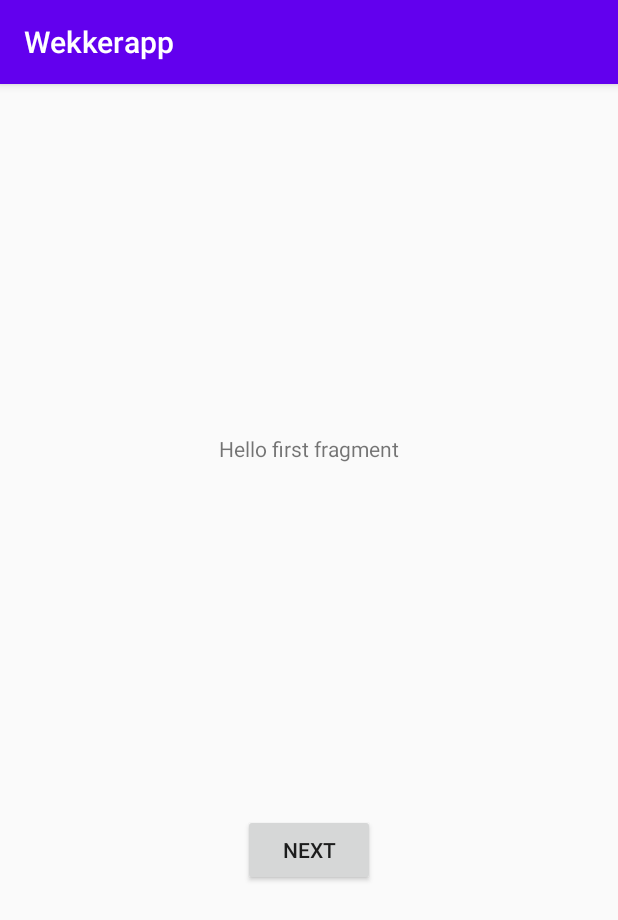
After one commit to sembb/Wekkerapp, an Android app: the fragment FirstFragment shown on its own in the app's theme, on a phone screen of 412 x 824 dp. The commit adds this screen. Shown: the top 920 px of the screen. Run offline under Robolectric (Android 15) with nearby library versions, the phone set to English and light mode, and no system bars.

```diff
--- a/app/build.gradle
+++ b/app/build.gradle
@@ -26,6 +26,9 @@
     implementation fileTree(dir: "libs", include: ["*.jar"])
     implementation 'androidx.appcompat:appcompat:1.2.0'
     implementation 'androidx.constraintlayout:constraintlayout:2.0.1'
+    implementation 'com.google.android.material:material:1.2.1'
+    implementation 'androidx.navigation:navigation-fragment:2.3.0'
+    implementation 'androidx.navigation:navigation-ui:2.3.0'
     testImplementation 'junit:junit:4.12'
     androidTestImplementation 'androidx.test.ext:junit:1.1.2'
     androidTestImplementation 'androidx.test.espresso:espresso-core:3.3.0'
--- /dev/null
+++ b/app/src/main/java/com/example/wekkerapp/FirstFragment.java
@@ -0,0 +1,34 @@
+package com.example.wekkerapp;
+
+import android.os.Bundle;
+import android.view.LayoutInflater;
+import android.view.View;
+import android.view.ViewGroup;
+
+import androidx.annotation.NonNull;
+import androidx.fragment.app.Fragment;
+import androidx.navigation.fragment.NavHostFragment;
+
+public class FirstFragment extends Fragment {
+
+    @Override
+    public View onCreateView(
+            LayoutInflater inflater, ViewGroup container,
+            Bundle savedInstanceState
+    ) {
+        // Inflate the layout for this fragment
+        return inflater.inflate(R.layout.fragment_first, container, false);
+    }
+
+    public void onViewCreated(@NonNull View view, Bundle savedInstanceState) {
+        super.onViewCreated(view, savedInstanceState);
+
+        view.findViewById(R.id.button_first).setOnClickListener(new View.OnClickListener() {
+            @Override
+            public void onClick(View view) {
+                NavHostFragment.findNavController(FirstFragment.this)
+                        .navigate(R.id.action_FirstFragment_to_SecondFragment);
+            }
+        });
+    }
+}
--- a/app/src/main/java/com/example/wekkerapp/MainActivity.java
+++ b/app/src/main/java/com/example/wekkerapp/MainActivity.java
@@ -10,6 +10,7 @@
 import android.os.Build;
 import android.os.Bundle;
 import android.view.View;
+import android.view.WindowManager;
 import android.widget.Button;
 import android.widget.TextView;
 import android.widget.TimePicker;
@@ -19,6 +20,7 @@
 
     @Override
     protected void onCreate(Bundle savedInstanceState) {
+        getWindow().addFlags(WindowManager.LayoutParams.FLAG_SHOW_WHEN_LOCKED);
         super.onCreate(savedInstanceState);
         setContentView(R.layout.activity_main);
         final TimePicker klok = findViewById(R.id.timePicker1);
@@ -44,6 +46,7 @@
                 Toast.makeText(getApplication().getApplicationContext(), "Alarm gaat om " + uur + ":" + minuut,Toast.LENGTH_LONG).show();
                 alarmManager.set(AlarmManager.RTC_WAKEUP, cal.getTimeInMillis(), pendingIntent);
 
+
                 showText.setText(Integer.toString(uur) + ':' + Integer.toString(minuut));
 
             }
--- /dev/null
+++ b/app/src/main/res/layout/content_main.xml
@@ -0,0 +1,6 @@
+<?xml version="1.0" encoding="utf-8"?>
+<androidx.constraintlayout.widget.ConstraintLayout xmlns:android="http://schemas.android.com/apk/res/android"
+    xmlns:app="http://schemas.android.com/apk/res-auto"
+    android:layout_width="match_parent"
+    android:layout_height="match_parent"
+    app:layout_behavior="@string/appbar_scrolling_view_behavior"></androidx.constraintlayout.widget.ConstraintLayout>
--- /dev/null
+++ b/app/src/main/res/layout/fragment_first.xml
@@ -0,0 +1,28 @@
+<?xml version="1.0" encoding="utf-8"?>
+<androidx.constraintlayout.widget.ConstraintLayout xmlns:android="http://schemas.android.com/apk/res/android"
+    xmlns:app="http://schemas.android.com/apk/res-auto"
+    xmlns:tools="http://schemas.android.com/tools"
+    android:layout_width="match_parent"
+    android:layout_height="match_parent"
+    tools:context=".FirstFragment">
+
+    <TextView
+        android:id="@+id/textview_first"
+        android:layout_width="wrap_content"
+        android:layout_height="wrap_content"
+        android:text="@string/hello_first_fragment"
+        app:layout_constraintBottom_toTopOf="@id/button_first"
+        app:layout_constraintEnd_toEndOf="parent"
+        app:layout_constraintStart_toStartOf="parent"
+        app:layout_constraintTop_toTopOf="parent" />
+
+    <Button
+        android:id="@+id/button_first"
+        android:layout_width="wrap_content"
+        android:layout_height="wrap_content"
+        android:text="@string/next"
+        app:layout_constraintBottom_toBottomOf="parent"
+        app:layout_constraintEnd_toEndOf="parent"
+        app:layout_constraintStart_toStartOf="parent"
+        app:layout_constraintTop_toBottomOf="@id/textview_first" />
+</androidx.constraintlayout.widget.ConstraintLayout>
--- /dev/null
+++ b/app/src/main/res/values/dimens.xml
@@ -0,0 +1,3 @@
+<resources>
+    <dimen name="fab_margin">16dp</dimen>
+</resources>
--- a/app/src/main/res/values/strings.xml
+++ b/app/src/main/res/values/strings.xml
@@ -1,3 +1,12 @@
 <resources>
     <string name="app_name">Wekkerapp</string>
+    <string name="title_activity_main2">MainActivity</string>
+    <!-- Strings used for fragments for navigation -->
+    <string name="first_fragment_label">First Fragment</string>
+    <string name="second_fragment_label">Second Fragment</string>
+    <string name="next">Next</string>
+    <string name="previous">Previous</string>
+
+    <string name="hello_first_fragment">Hello first fragment</string>
+    <string name="hello_second_fragment">Hello second fragment. Arg: %1$s</string>
 </resources>
--- a/app/src/main/res/values/styles.xml
+++ b/app/src/main/res/values/styles.xml
@@ -7,4 +7,13 @@
         <item name="colorAccent">@color/colorAccent</item>
     </style>
 
+    <style name="AppTheme.NoActionBar">
+        <item name="windowActionBar">false</item>
+        <item name="windowNoTitle">true</item>
+    </style>
+
+    <style name="AppTheme.AppBarOverlay" parent="ThemeOverlay.AppCompat.Dark.ActionBar" />
+
+    <style name="AppTheme.PopupOverlay" parent="ThemeOverlay.AppCompat.Light" />
+
 </resources>
```
Also changed, not shown: app/src/main/AndroidManifest.xml (+16 -3 lines), app/src/main/java/com/example/wekkerapp/AlarmActivation.java (+7 -3 lines), app/src/main/java/com/example/wekkerapp/MainActivity2.java (added, +27 -0 lines), app/src/main/java/com/example/wekkerapp/SecondFragment.java (added, +34 -0 lines), app/src/main/java/com/example/wekkerapp/WekkerService.java (added, +31 -0 lines), app/src/main/res/layout/activity_main2.xml (added, +33 -0 lines), app/src/main/res/layout/fragment_second.xml (added, +27 -0 lines).
